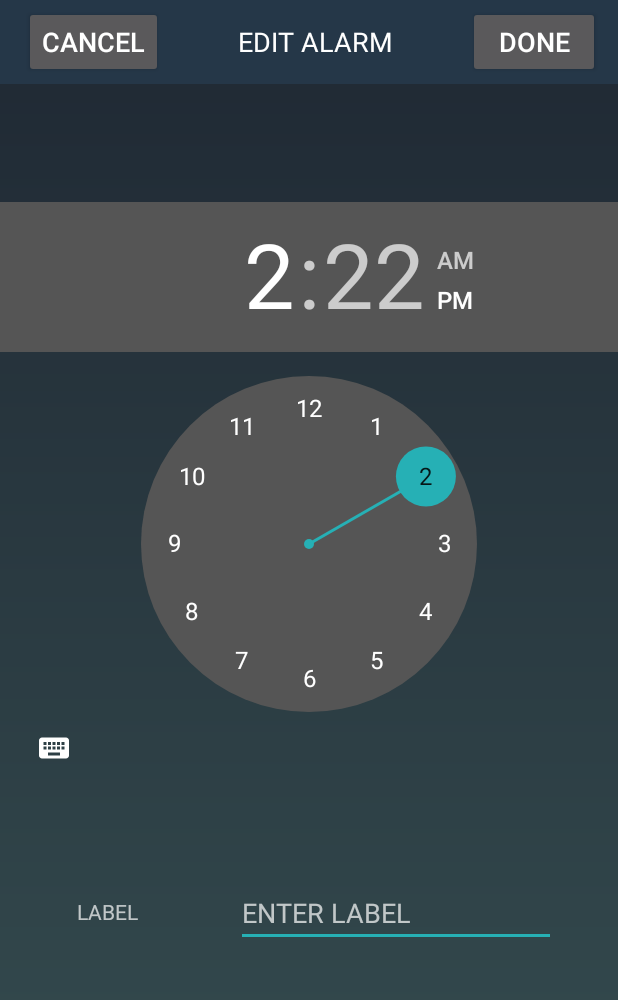
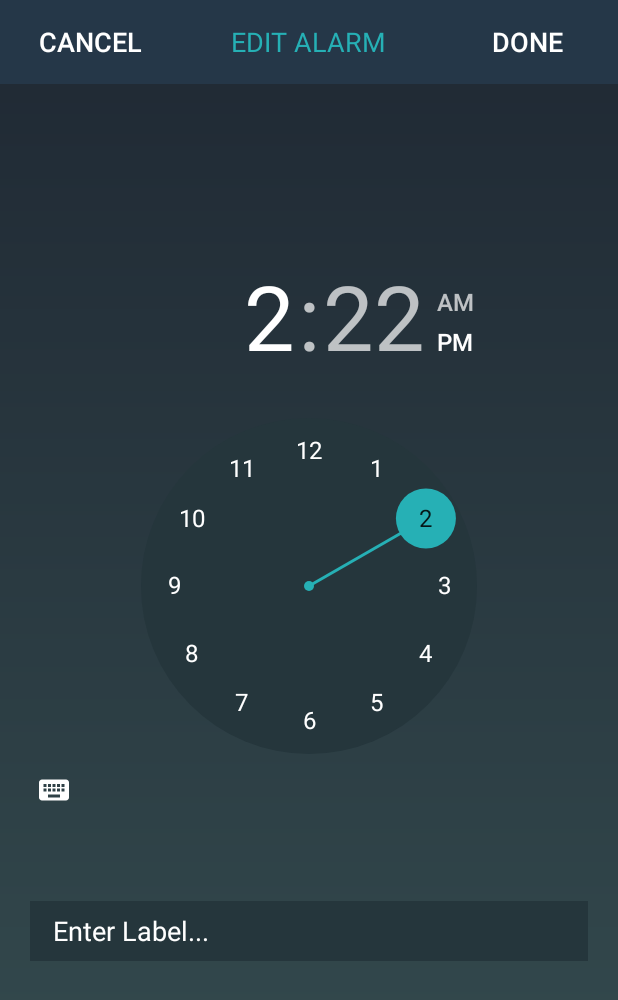
Before and after one commit to ThomasMChen/leave, an Android app: the ClockActivity screen opened directly, with no data from a screen before it, on a phone screen of 412 x 824 dp. Shown: the top 1000 px of the screen. Run offline under Robolectric (Android 15) with nearby library versions, the phone set to English and light mode, and no system bars.

Commit message:
Implement ClockActivity UI
Made changes to ClockActivity UI contribution to maintain app theme.

```diff
--- a/app/src/main/res/layout/activity_clock.xml
+++ b/app/src/main/res/layout/activity_clock.xml
@@ -25,17 +25,17 @@
             android:textSize="18sp"
             android:id="@+id/btnCancel"
             android:textAllCaps="true"
-            android:textColor="?android:attr/textColorPrimary" />
+            android:textColor="?android:attr/textColorPrimary"
+            android:background="@color/transparent" />
 
         <TextView
             android:layout_width="wrap_content"
             android:layout_height="wrap_content"
             android:text="Edit Alarm"
-            android:layout_centervertical="true"
             android:textSize="18sp"
             android:id="@+id/editAlarm"
             android:textAllCaps="true"
-            android:textColor="?android:attr/textColorPrimary"
+            android:textColor="@color/colorAccent"
             android:layout_marginBottom="16dp"
             android:layout_alignBottom="@+id/toolbar"
             android:layout_centerHorizontal="true"
@@ -50,44 +50,47 @@
             android:textSize="18sp"
             android:id="@+id/btnDone"
             android:textAllCaps="true"
-            android:textColor="?android:attr/textColorPrimary" />
+            android:textColor="?android:attr/textColorPrimary"
+            android:background="@color/transparent" />
 
     </android.support.v7.widget.Toolbar>
 
+    <LinearLayout
+        android:orientation="vertical"
+        android:layout_width="match_parent"
+        android:layout_height="match_parent"
+        android:layout_alignParentBottom="false"
+        android:gravity="center_vertical">
+
         <TimePicker
-        android:layout_width="wrap_content"
+            android:layout_width="match_parent"
             android:layout_height="wrap_content"
             android:layout_below="@+id/toolbar"
-        android:layout_alignParentLeft="true"
-        android:layout_alignParentStart="true"
-        android:layout_marginTop="63dp"
-        android:id="@+id/timePicker" />
-
-    <TextView
-        android:text="LABEL"
-        android:layout_width="wrap_content"
-        android:layout_height="wrap_content"
-        android:layout_below="@+id/timePicker"
-        android:layout_alignParentLeft="true"
-        android:layout_alignParentStart="true"
-        android:layout_marginLeft="51dp"
-        android:layout_marginStart="51dp"
-        android:layout_marginTop="75dp"
-        android:id="@+id/textView3" />
+            android:layout_alignParentLeft="false"
+            android:layout_alignParentStart="false"
+            android:id="@+id/timePicker"
+            android:headerBackground="@color/transparent"
+            android:numbersBackgroundColor="@color/colorPrimary" />
 
         <EditText
-        android:layout_width="wrap_content"
-        android:layout_height="wrap_content"
+            android:layout_width="match_parent"
             android:inputType="textPersonName"
             android:ems="10"
-        android:layout_below="@+id/timePicker"
-        android:layout_alignParentRight="true"
-        android:layout_alignParentEnd="true"
-        android:layout_marginRight="41dp"
-        android:layout_marginEnd="41dp"
-        android:layout_marginTop="63dp"
+            android:layout_marginRight="20dp"
             android:id="@+id/etextLabel"
-        android:hint="ENTER LABEL" />
+            android:hint="ENTER LABEL"
+            android:layout_alignParentRight="false"
+            android:layout_alignParentEnd="false"
+            android:background="@color/colorPrimary"
+            android:layout_marginLeft="20dp"
+            android:layout_marginTop="50dp"
+            android:layout_marginBottom="20dp"
+            android:text="Enter Label..."
+            android:textColor="@color/white"
+            android:textSize="18sp"
+            android:paddingLeft="15dp"
+            android:layout_height="40dp" />
+    </LinearLayout>
 
 
 </RelativeLayout>
--- a/app/src/main/res/layout/activity_main.xml
+++ b/app/src/main/res/layout/activity_main.xml
@@ -57,7 +57,8 @@
             android:backgroundTint="?attr/colorPrimaryDark"
             android:layout_height="80dp"
             android:gravity="center_vertical"
-            android:id="@+id/alarm1">
+            android:id="@+id/alarm1"
+            android:layout_marginBottom="15dp">
 
 
             <ImageView
--- a/app/src/main/res/values/colors.xml
+++ b/app/src/main/res/values/colors.xml
@@ -1,6 +1,6 @@
 <?xml version="1.0" encoding="utf-8"?>
 <resources>
-    <color name="colorPrimary">#ff25363c</color>
+    <color name="colorPrimary">#25363c</color>
     <color name="colorPrimaryDark">#1a212c</color>
     <color name="colorAccent">#26b0b5</color>
     <color name="subduedTextColor">#9e334a4e</color>
```
Lines whose indentation alone changed are shown as unchanged.
